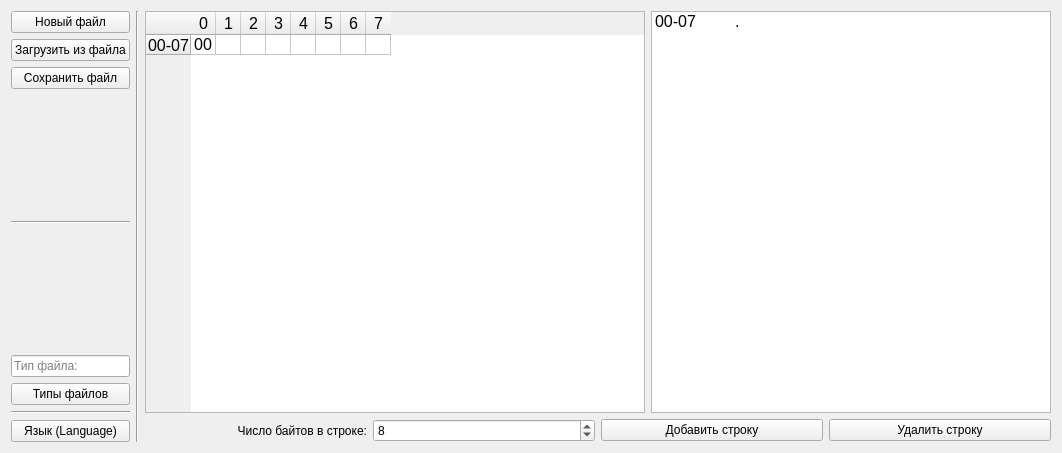
Old version of the form hex.ui in the repository Shadow318193/HEXEditor.
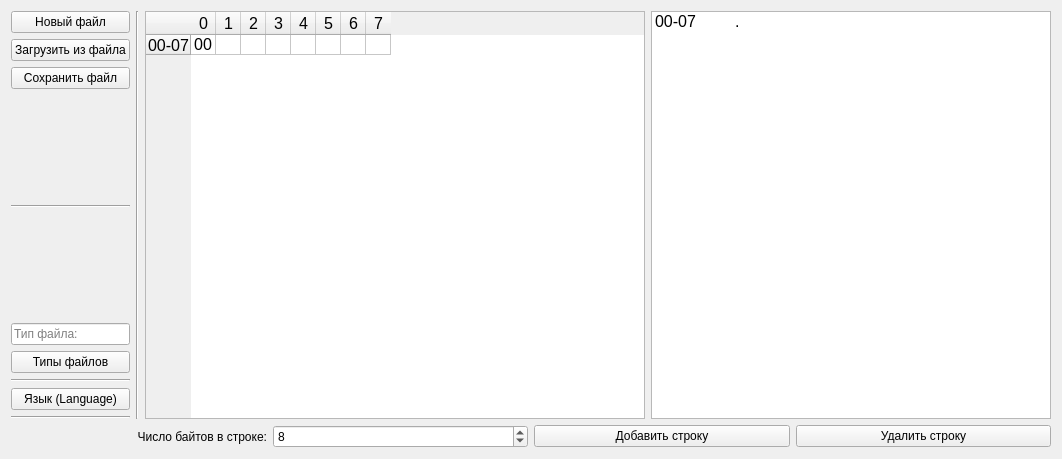
New version of the form.

Commit message:
Minor changes in the main interface
I just put the layout with file buttons in the layout with table widget, lol.

Diff of the .ui file:
```diff
--- a/hex.ui
+++ b/hex.ui
@@ -9,8 +9,8 @@
    <rect>
     <x>0</x>
     <y>0</y>
-    <width>1054</width>
-    <height>453</height>
+    <width>1045</width>
+    <height>459</height>
    </rect>
   </property>
   <property name="windowTitle">
@@ -18,12 +18,19 @@
   </property>
   <layout class="QHBoxLayout" name="horizontalLayout">
    <item>
-    <layout class="QVBoxLayout" name="verticalLayout_3" stretch="0,0,0,0,0,0,0,0,0,0">
+    <layout class="QVBoxLayout" name="verticalLayout_2">
+     <property name="sizeConstraint">
+      <enum>QLayout::SetMaximumSize</enum>
+     </property>
+     <item>
+      <layout class="QHBoxLayout" name="horizontalLayout_4">
+       <item>
+        <layout class="QVBoxLayout" name="verticalLayout_3" stretch="0,0,0,0,0,0,0,0,0,0,0">
      <property name="spacing">
       <number>6</number>
      </property>
      <property name="sizeConstraint">
-      <enum>QLayout::SetDefaultConstraint</enum>
+          <enum>QLayout::SetMinimumSize</enum>
      </property>
      <property name="leftMargin">
       <number>0</number>
@@ -269,6 +276,13 @@
        </property>
       </widget>
      </item>
+         <item>
+          <widget class="Line" name="line_4">
+           <property name="orientation">
+            <enum>Qt::Horizontal</enum>
+           </property>
+          </widget>
+         </item>
     </layout>
    </item>
    <item>
@@ -279,10 +293,6 @@
     </widget>
    </item>
    <item>
-    <layout class="QVBoxLayout" name="verticalLayout_2">
-     <item>
-      <layout class="QHBoxLayout" name="horizontalLayout_4">
-       <item>
         <widget class="QTableWidget" name="tableWidget">
          <property name="minimumSize">
           <size>
```
Left out of the diff: 4 changed lines with no effect on the pictures. Lines whose indentation alone changed are shown as unchanged.
